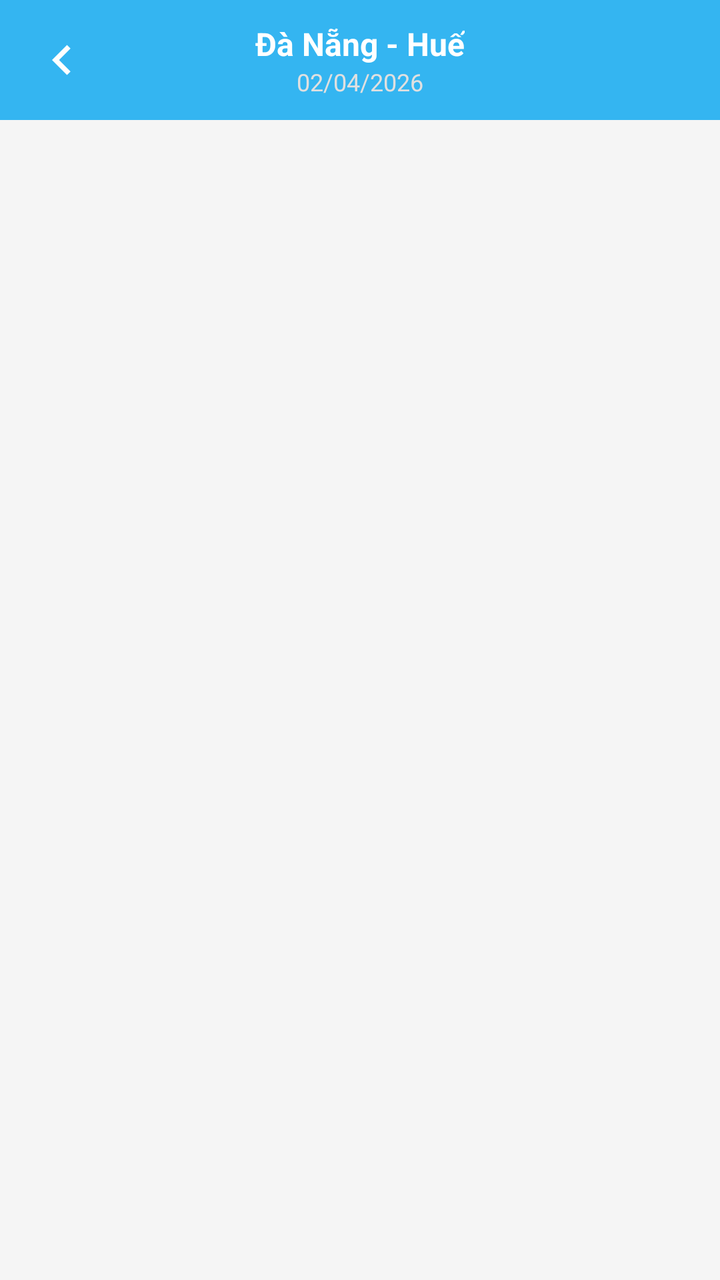
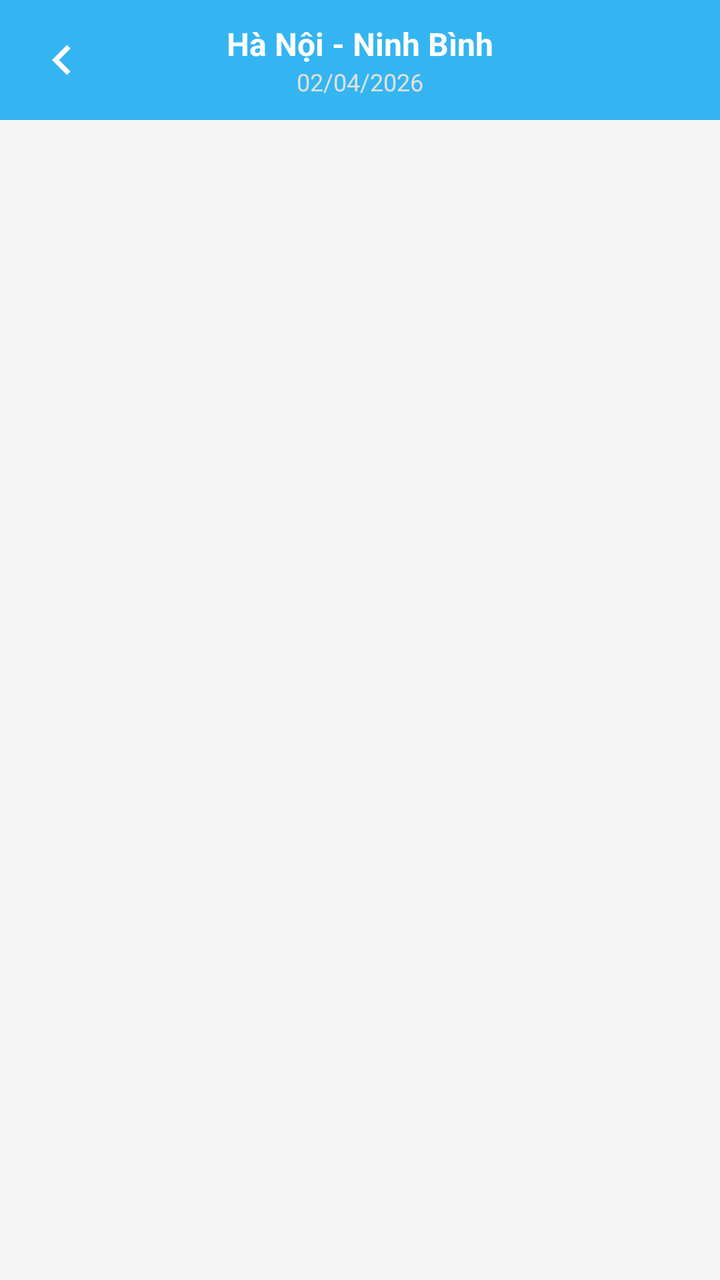

The first picture is an Android layout as it rendered before a commit; the second is the same layout after the commit. The layout source and the unified diff follow.
<!-- AndroidManifest.xml: application theme Theme.VeXeApp -->
<!-- res/layout/activity_ve_results.xml -->
<?xml version="1.0" encoding="utf-8"?>
<RelativeLayout xmlns:android="http://schemas.android.com/apk/res/android"
    xmlns:app="http://schemas.android.com/apk/res-auto"
    android:layout_width="match_parent"
    android:layout_height="match_parent"
    android:background="#F5F5F5">

    <LinearLayout
        android:id="@+id/header"
        android:layout_width="match_parent"
        android:layout_height="wrap_content"
        android:orientation="vertical">

        <RelativeLayout
            android:layout_width="match_parent"
            android:layout_height="60dp"
            android:background="#34B5F1"
            android:paddingHorizontal="16dp">

            <ImageView
                android:id="@+id/btnBack"
                android:layout_width="30dp"
                android:layout_height="30dp"
                android:layout_centerVertical="true"
                android:src="@drawable/ic_chevron_left"
                app:tint="@color/white" />

            <LinearLayout
                android:layout_width="wrap_content"
                android:layout_height="wrap_content"
                android:layout_centerInParent="true"
                android:gravity="center"
                android:orientation="vertical">

                <TextView
                    android:id="@+id/tvRouteTitle"
                    android:layout_width="wrap_content"
                    android:layout_height="wrap_content"
                    android:text="Đà Nẵng - Huế"
                    android:textColor="@color/white"
                    android:textSize="16sp"
                    android:textStyle="bold" />

                <TextView
                    android:id="@+id/tvDateTitle"
                    android:layout_width="wrap_content"
                    android:layout_height="wrap_content"
                    android:text="02/04/2026"
                    android:textColor="#E0E0E0"
                    android:textSize="12sp" />
            </LinearLayout>
        </RelativeLayout>
    </LinearLayout>

    <androidx.recyclerview.widget.RecyclerView
        android:id="@+id/rvVeResults"
        android:layout_width="match_parent"
        android:layout_height="match_parent"
        android:layout_below="@id/header"
        android:clipToPadding="false"
        android:paddingBottom="20dp" />

    <ProgressBar
        android:id="@+id/progressBar"
        android:layout_width="wrap_content"
        android:layout_height="wrap_content"
        android:layout_centerInParent="true"
        android:visibility="gone" />

    <TextView
        android:id="@+id/tvNoResult"
        android:layout_width="wrap_content"
        android:layout_height="wrap_content"
        android:layout_centerInParent="true"
        android:text="Không tìm thấy chuyến xe nào!"
        android:textColor="#888888"
        android:textSize="16sp"
        android:visibility="gone" />

</RelativeLayout>
<!-- resources referenced by this layout -->
<resources>
  <color name="white">#FFFFFFFF</color>
  <!-- drawable ic_chevron_left (drawable) -->
  <vector xmlns:android="http://schemas.android.com/apk/res/android"
      android:width="24dp"
      android:height="24dp"
      android:viewportWidth="24"
      android:viewportHeight="24">
      <path
          android:fillColor="#FFFFFF"
          android:pathData="M15.41,7.41L14,6l-6,6l6,6l1.41,-1.41L10.83,12z" />
  </vector>
  <style name="Theme.VeXeApp" parent="Base.Theme.VeXeApp" />
  <style name="Base.Theme.VeXeApp" parent="Theme.Material3.DayNight.NoActionBar">
          
      </style>
</resources>

<!-- the commit's change to res/layout/activity_ve_results.xml (unified diff, before → after) -->
@@ -36,7 +36,7 @@
                     android:id="@+id/tvRouteTitle"
                     android:layout_width="wrap_content"
                     android:layout_height="wrap_content"
-                    android:text="Đà Nẵng - Huế"
+                    android:text="Hà Nội - Ninh Bình"
                     android:textColor="@color/white"
                     android:textSize="16sp"
                     android:textStyle="bold" />
